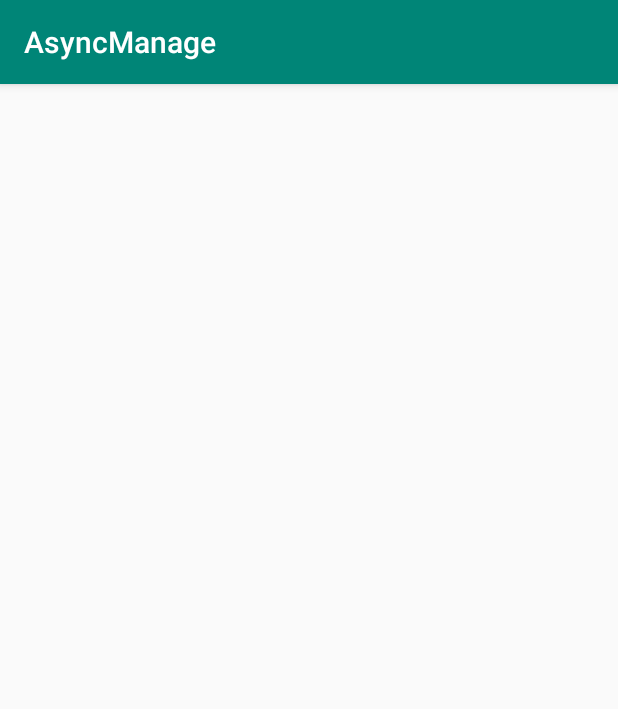
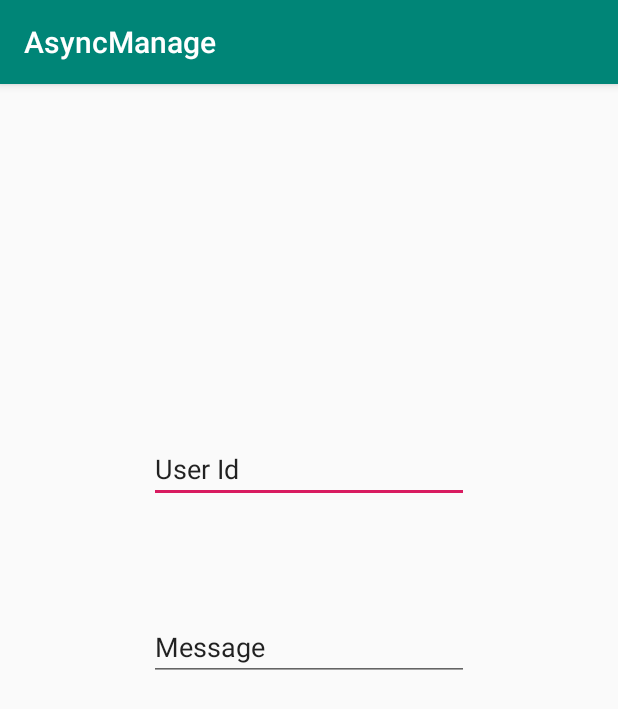
Before and after one commit to r4zorgeek/AsyncManage, an Android app: the DisableUser screen opened directly, with no data from a screen before it, on a phone screen of 412 x 824 dp. Shown: the top 709 px of the screen. Run offline under Robolectric (Android 15) with nearby library versions, the phone set to English and light mode, and no system bars; our stand-ins replace Volley; network calls fail.

Commit message:
DisableUser, UserHistory

```diff
--- a/app/src/main/java/com/r4zor/asyncmanage/DisableUser.java
+++ b/app/src/main/java/com/r4zor/asyncmanage/DisableUser.java
@@ -1,7 +1,22 @@
 package com.r4zor.asyncmanage;
 
+import android.content.Context;
+import android.content.SharedPreferences;
 import android.support.v7.app.AppCompatActivity;
 import android.os.Bundle;
+import android.util.Log;
+
+import com.android.volley.Request;
+import com.android.volley.RequestQueue;
+import com.android.volley.Response;
+import com.android.volley.VolleyError;
+import com.android.volley.toolbox.JsonObjectRequest;
+import com.android.volley.toolbox.Volley;
+
+import org.json.JSONObject;
+
+import java.util.HashMap;
+import java.util.Map;
 
 public class DisableUser extends AppCompatActivity {
 
@@ -9,5 +24,48 @@ public class DisableUser extends AppCompatActivity {
     protected void onCreate(Bundle savedInstanceState) {
         super.onCreate(savedInstanceState);
         setContentView(R.layout.activity_disable_user);
+        RequestQueue MyRequestQueue = Volley.newRequestQueue(DisableUser.this);
+
+        try {
+            // Simulate network access.
+            // Thread.sleep(2000);
+
+            String url = "https://4909fc94.ngrok.io/api/admin/disable" + "/1" + "/manager";
+            JsonObjectRequest jsonObjectRequest = new JsonObjectRequest(Request.Method.POST, url, null, new Response.Listener<JSONObject>() {
+
+                @Override
+                public void onResponse(JSONObject response) {
+                    Log.d("User Disabled", response.toString());
+                    try {
+
+                    }
+                    catch (Exception e) {
+
+                    }
+                }
+            }, new Response.ErrorListener() {
+
+                @Override
+                public void onErrorResponse(VolleyError error) {
+                    // TODO: Handle error
+                    Log.d("Login UnSuccessful", error.toString());
+
+                }
+            }) {
+                protected Map<String, String> getParams() {
+                    Map<String, String> par = new HashMap<String, String>();
+                    SharedPreferences sharedPref = getPreferences(Context.MODE_PRIVATE);
+                    String auth_token = sharedPref.getString("user_token", "0000");
+                    par.put("Authorization:", "Token a383af1f92b4baa53574cd6baaae40be1b167123");
+                    return par;
+                }
+            };
+
+            MyRequestQueue.add(jsonObjectRequest);
+        }
+        catch (Exception e) {
+
+        }
+
     }
 }
--- a/app/src/main/java/com/r4zor/asyncmanage/LoginActivity.java
+++ b/app/src/main/java/com/r4zor/asyncmanage/LoginActivity.java
@@ -337,7 +337,7 @@ public class LoginActivity extends AppCompatActivity implements LoaderCallbacks<
 
                 String url = "https://4909fc94.ngrok.io/api/auth-token/";
 
-                JsonObjectRequest jsonObjectRequest = new JsonObjectRequest(Request.Method.GET, url, null, new Response.Listener<JSONObject>() {
+                JsonObjectRequest jsonObjectRequest = new JsonObjectRequest(Request.Method.POST, url, null, new Response.Listener<JSONObject>() {
 
                             @Override
                             public void onResponse(JSONObject response) {
@@ -360,7 +360,7 @@ public class LoginActivity extends AppCompatActivity implements LoaderCallbacks<
                         }) {
                     protected Map<String, String> getParams() {
                         Map<String, String> par = new HashMap<String, String>();
-                        par.put("username",mEmail);
+                        par.put("username", "yogesh");
                         par.put("password", "password");
                         return par;
                     }
--- a/app/src/main/res/layout/activity_disable_user.xml
+++ b/app/src/main/res/layout/activity_disable_user.xml
@@ -6,4 +6,26 @@
     android:layout_height="match_parent"
     tools:context=".DisableUser">
 
+    <EditText
+        android:id="@+id/disable_userid"
+        android:layout_width="wrap_content"
+        android:layout_height="wrap_content"
+        android:layout_marginTop="234dp"
+        android:ems="10"
+        android:inputType="textPersonName"
+        android:text="User Id"
+        app:layout_constraintEnd_toEndOf="parent"
+        app:layout_constraintStart_toStartOf="parent"
+        app:layout_constraintTop_toTopOf="parent" />
+
+    <EditText
+        android:id="@+id/disable_message"
+        android:layout_width="wrap_content"
+        android:layout_height="wrap_content"
+        android:layout_marginTop="73dp"
+        android:ems="10"
+        android:inputType="textPersonName"
+        android:text="Message"
+        app:layout_constraintStart_toStartOf="@+id/disable_userid"
+        app:layout_constraintTop_toBottomOf="@+id/disable_userid" />
 </android.support.constraint.ConstraintLayout>
```
Also changed, not shown: app/src/main/java/com/r4zor/asyncmanage/UserHistory.java (+62 -0 lines).
